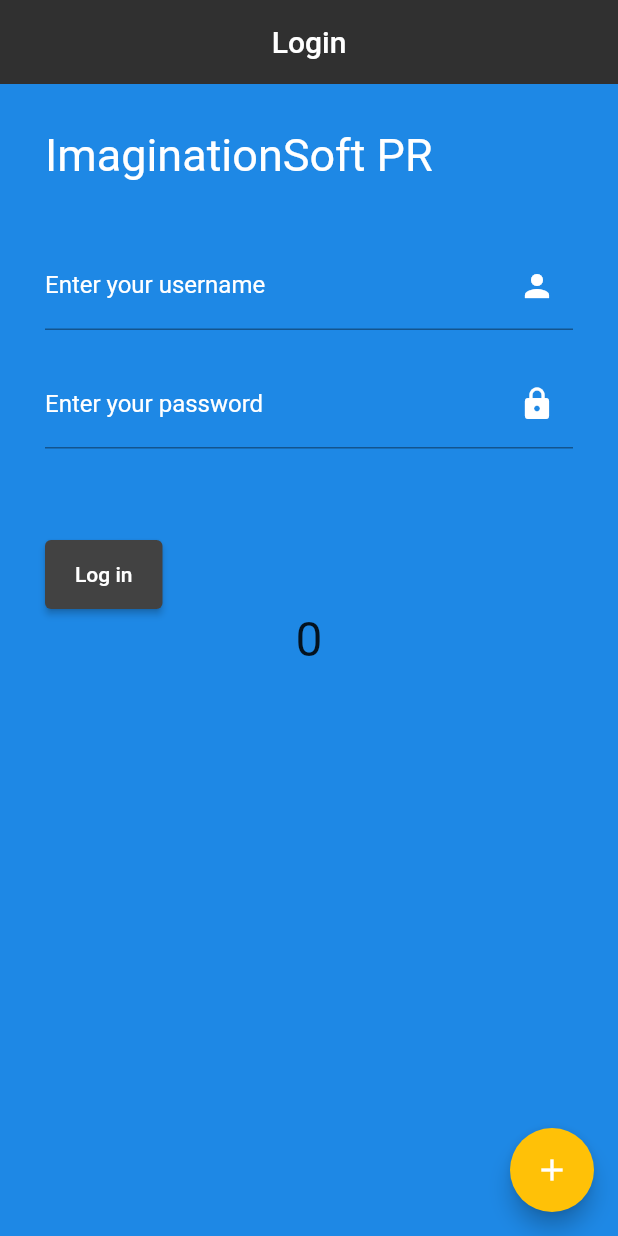
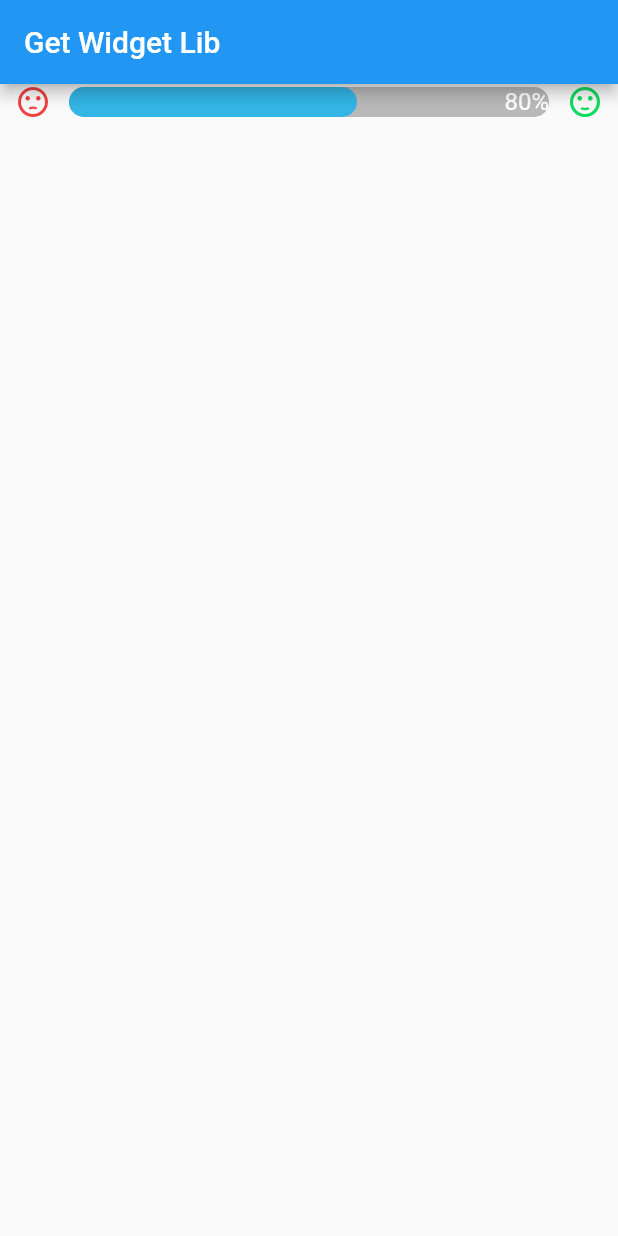
Before and after one commit to jomar-12/FlutterApp, a Flutter app: the screen it shows after launch, on a phone screen of 412 x 824 dp. Run offline on Flutter 3.47's test engine with Material 2 defaults, Android fonts, the phone set to English and light mode, and no system bars; drawn by our look-alikes of getwidget.

Commit message:
Adding get widget library

```diff
--- a/lib/main.dart
+++ b/lib/main.dart
@@ -1,101 +1,11 @@
 // ignore_for_file: prefer_const_constructors, prefer_const_literals_to_create_immutables
 
+import 'package:demoproject/pages/getwidget_lib.dart';
 import 'package:flutter/material.dart';
 
-void main() => runApp(const MaterialApp(
-      home: Home(),
-    ));
-
-class Home extends StatefulWidget {
-  const Home({Key? key}) : super(key: key);
-
-  @override
-  State<Home> createState() => _HomeState();
+void main() {
+  return runApp(const MaterialApp(
+    debugShowCheckedModeBanner: false,
+    home: GetWidgetLib(),
+  ));
 }
-
-class _HomeState extends State<Home> {
-  int counter = 0;
-
-  @override
-  Widget build(BuildContext context) {
-    return Scaffold(
-      backgroundColor: Colors.blue[600],
-      appBar: AppBar(
-        title: Text('Login'),
-        elevation: 0.0,
-        centerTitle: true,
-        backgroundColor: Colors.grey[850],
-      ),
-      floatingActionButton: FloatingActionButton(
-        child: Icon(Icons.add),
-        onPressed: () {
-          setState(() {
-            counter++;
-          });
-        },
-        backgroundColor: Colors.amber,
-      ),
-      body: SingleChildScrollView(
-          padding: EdgeInsets.all(30.0),
-          child: ConstrainedBox(
-            constraints: BoxConstraints(),
-            child: Column(
-              crossAxisAlignment: CrossAxisAlignment.start,
-              children: <Widget>[
-                Text('ImaginationSoft PR',
-                    style: TextStyle(color: Colors.white, fontSize: 30.0)),
-                Container(
-                  margin: EdgeInsets.symmetric(horizontal: 0, vertical: 40),
-                  child: Column(
-                    children: <Widget>[
-                      Container(
-                          margin: EdgeInsets.fromLTRB(0, 0, 0, 20),
-                          child: TextFormField(
-                              decoration: const InputDecoration(
-                                  suffixIcon: Icon(
-                                    Icons.person,
-                                    color: Colors.white,
-                                  ),
-                                  focusedBorder: UnderlineInputBorder(
-                                      borderSide:
-                                          BorderSide(color: Colors.white)),
-                                  labelText: 'Enter your username',
-                                  labelStyle: TextStyle(color: Colors.white)),
-                              style: TextStyle(color: Colors.white))),
-                      Container(
-                        margin: EdgeInsets.fromLTRB(0, 0, 0, 20),
-                        child: TextFormField(
-                          decoration: const InputDecoration(
-                              suffixIcon: Icon(
-                                Icons.lock,
-                                color: Colors.white,
-                              ),
-                              focusedBorder: UnderlineInputBorder(
-                                  borderSide: BorderSide(color: Colors.white)),
-                              labelText: 'Enter your password',
-                              labelStyle: TextStyle(color: Colors.white)),
-                          style: TextStyle(color: Colors.white),
-                        ),
-                      )
-                    ],
-                  ),
-                ),
-                ElevatedButton(
-                    style: ElevatedButton.styleFrom(
-                        primary: Colors.grey.shade800,
-                        padding:
-                            EdgeInsets.symmetric(horizontal: 20, vertical: 15)),
-                    onPressed: () {},
-                    child: Text('Log in')),
-                Center(
-                  child: Text(
-                    '$counter',
-                    style: TextStyle(fontSize: 32),
-                  ),
-                )
-              ],
-            ),
-          )),
-    );
-  }
-}
--- /dev/null
+++ b/lib/pages/getwidget_lib.dart
@@ -0,0 +1,31 @@
+import 'package:flutter/material.dart';
+import 'package:getwidget/getwidget.dart';
+
+class GetWidgetLib extends StatelessWidget {
+  const GetWidgetLib({Key? key}) : super(key: key);
+
+  @override
+  Widget build(BuildContext context) {
+    return Scaffold(
+      appBar: AppBar(
+        title: const Text("Get Widget Lib"),
+      ),
+      body: GFProgressBar(
+        percentage: 0.6,
+        lineHeight: 20,
+        alignment: MainAxisAlignment.spaceBetween,
+        child: const Text(
+          '80%',
+          textAlign: TextAlign.end,
+          style: TextStyle(fontSize: 16, color: Colors.white),
+        ),
+        leading:
+            const Icon(Icons.sentiment_dissatisfied, color: GFColors.DANGER),
+        trailing:
+            const Icon(Icons.sentiment_satisfied, color: GFColors.SUCCESS),
+        backgroundColor: Colors.black26,
+        progressBarColor: GFColors.INFO,
+      ),
+    );
+  }
+}
--- /dev/null
+++ b/lib/services/hello_world.dart
@@ -0,0 +1,5 @@
+class HelloWorld {
+  getHelloWorld() {
+    print('Hello world');
+  }
+}
--- a/pubspec.yaml
+++ b/pubspec.yaml
@@ -29,6 +29,8 @@ environment:
 dependencies:
   flutter:
     sdk: flutter
+  http: ^0.13.3
+  getwidget: ^2.0.3
 
 
   # The following adds the Cupertino Icons font to your application.
```
Also changed, not shown: lib/CustomWidgets/login_entry.dart (added, +35 -0 lines), lib/CustomWidgets/transaction_card.dart (added, +79 -0 lines), lib/Models/Transaction.dart (added, +67 -0 lines), lib/pages/login_page.dart (added, +101 -0 lines), lib/pages/password_recovery.dart (added, +104 -0 lines), lib/pages/transactions_page.dart (added, +76 -0 lines), images/bomb.png (added), pubspec.lock.
